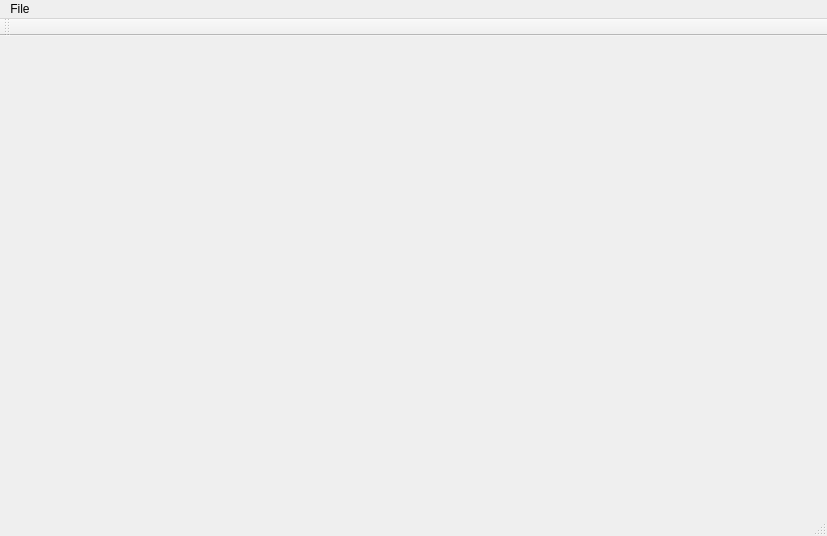
Before: the Qt Designer form Segmentacion/mainwindow.ui in egjimenezg/ImageAnalysis, drawn with Qt 5.
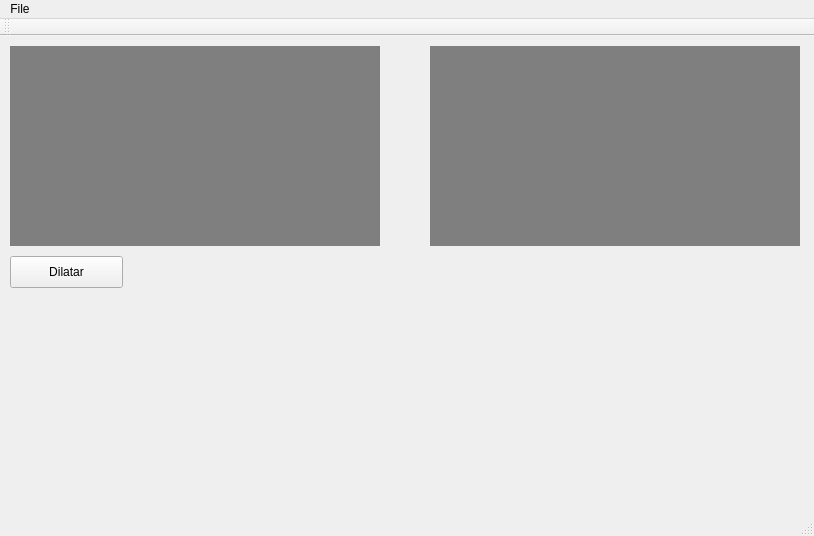
After: the same form once the commit is applied.

Commit message: coding #6 adding style to the labels

The edit to the form file:
```diff
--- a/Segmentacion/mainwindow.ui
+++ b/Segmentacion/mainwindow.ui
@@ -6,7 +6,7 @@
    <rect>
     <x>0</x>
     <y>0</y>
-    <width>827</width>
+    <width>814</width>
     <height>536</height>
    </rect>
   </property>
@@ -19,9 +19,57 @@
      <rect>
       <x>10</x>
       <y>10</y>
-      <width>291</width>
-      <height>201</height>
+      <width>370</width>
+      <height>200</height>
      </rect>
+    </property>
+    <property name="maximumSize">
+     <size>
+      <width>370</width>
+      <height>200</height>
+     </size>
+    </property>
+    <property name="styleSheet">
+     <string notr="true">background-color:rgb(127, 127, 127)
+</string>
+    </property>
+    <property name="text">
+     <string/>
+    </property>
+   </widget>
+   <widget class="QPushButton" name="dilate">
+    <property name="geometry">
+     <rect>
+      <x>10</x>
+      <y>220</y>
+      <width>113</width>
+      <height>32</height>
+     </rect>
+    </property>
+    <property name="text">
+     <string>Dilatar</string>
+    </property>
+   </widget>
+   <widget class="QLabel" name="editedImage">
+    <property name="geometry">
+     <rect>
+      <x>430</x>
+      <y>10</y>
+      <width>370</width>
+      <height>200</height>
+     </rect>
+    </property>
+    <property name="maximumSize">
+     <size>
+      <width>370</width>
+      <height>200</height>
+     </size>
+    </property>
+    <property name="autoFillBackground">
+     <bool>false</bool>
+    </property>
+    <property name="styleSheet">
+     <string notr="true">background-color:rgb(127, 127, 127)</string>
     </property>
     <property name="text">
      <string/>
@@ -33,7 +81,7 @@
     <rect>
      <x>0</x>
      <y>0</y>
-     <width>827</width>
+     <width>814</width>
      <height>22</height>
     </rect>
    </property>
```
